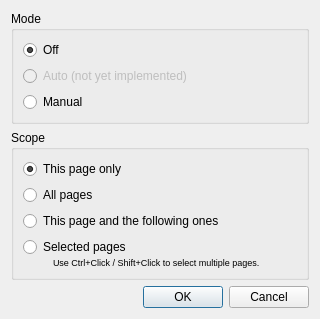
Old version of the form filters/output/ui/OutputChangeDewarpingDialog.ui in the repository ImageProcessing-ElectronicPublications/scantailor-deviant.
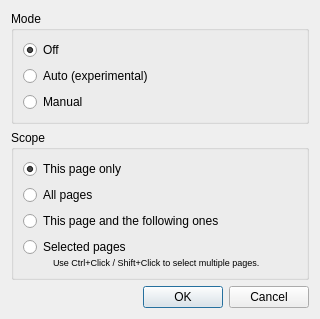
New version of the form.

The edit to the form file:
```diff
--- a/filters/output/ui/OutputChangeDewarpingDialog.ui
+++ b/filters/output/ui/OutputChangeDewarpingDialog.ui
@@ -36,10 +36,10 @@
       <item>
        <widget class="QRadioButton" name="autoRB">
         <property name="enabled">
-         <bool>false</bool>
+         <bool>true</bool>
         </property>
         <property name="text">
-         <string>Auto (not yet implemented)</string>
+         <string>Auto (experimental)</string>
         </property>
        </widget>
       </item>
```
